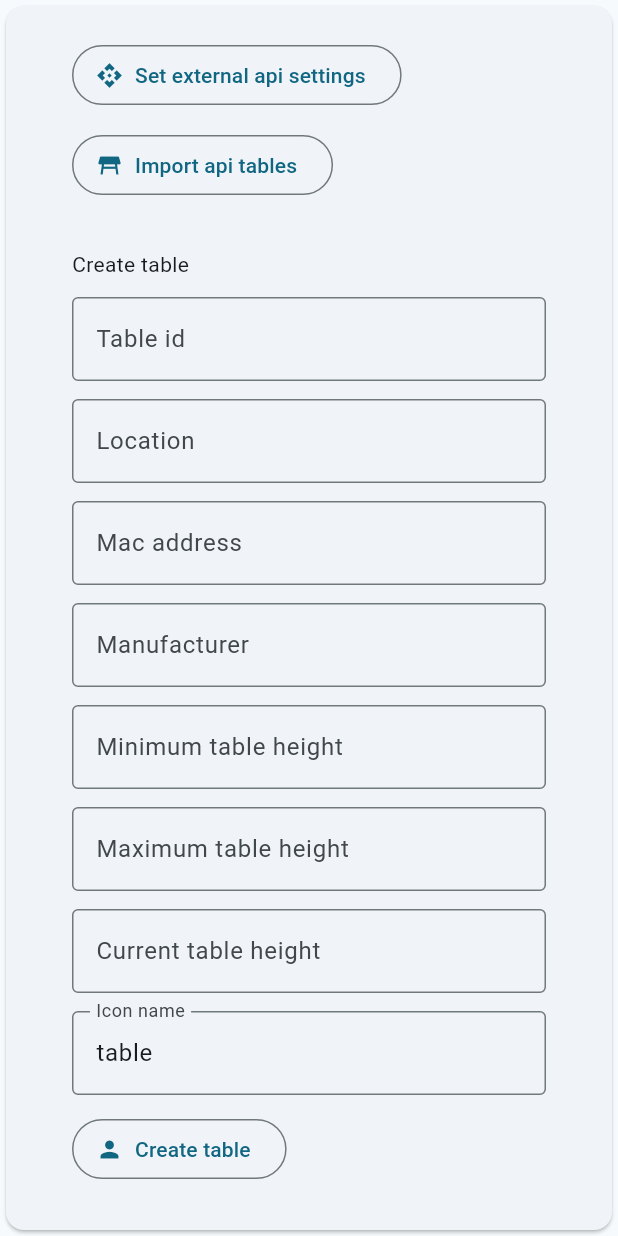
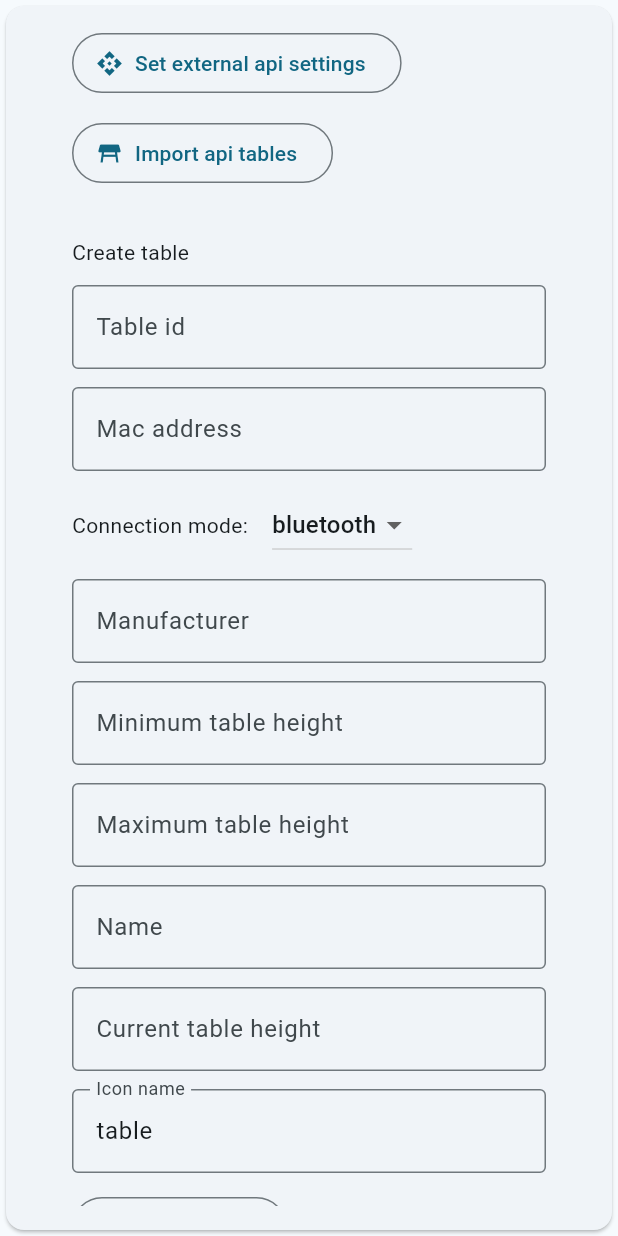
Before and after one commit to ArGeIgJuNiVi/masasas-app, a Flutter app: the Admin widget shown alone on an empty page, opened directly with empty values, scrolled down 1152 dp, after a tap on "Set external api settings", on a phone screen of 412 x 824 dp. Run offline on Flutter 3.47's test engine with Material 3 defaults, Android fonts, the phone set to English and light mode, and no system bars; our stand-ins replace fl_chart, flutter_svg, shared_preferences, wakelock_plus; missing offline and left inert: nfc_manager; accounts and stored records are empty; network calls fail.

Commit message:
interface improvements

```diff
--- a/lib/admin.dart
+++ b/lib/admin.dart
@@ -40,11 +40,12 @@ class _AdminState extends State<Admin> {
   bool _createUserAllowedSelfDeletion = true;
 
   final _createTableID = TextEditingController();
-  final _createTableLocation = TextEditingController();
   final _createTableMacAddress = TextEditingController();
+  var _createTableConnectionMode = "bluetooth";
   final _createTableManufacturer = TextEditingController();
   final _createTableMinHeight = TextEditingController();
   final _createTableMaxHeight = TextEditingController();
+  final _createTableName = TextEditingController();
   final _createTableCurrentHeight = TextEditingController();
   final _createTableIcon = TextEditingController(text: "table");
 
@@ -57,7 +58,7 @@ class _AdminState extends State<Admin> {
 
   final _externalApiKey = TextEditingController();
   final _externalApiUrl = TextEditingController();
-  final _externalApiType = TextEditingController();
+  var _externalApiType = "dummy";
   final _externalApiRequestFrequencySeconds = TextEditingController();
 
   @override
@@ -124,11 +125,12 @@ class _AdminState extends State<Admin> {
     String tableJson;
     try {
       tableJson = newTableJson(
-        _createTableLocation.text,
         _createTableMacAddress.text,
+        _createTableConnectionMode,
         _createTableManufacturer.text,
         num.parse(_createTableMinHeight.text),
         num.parse(_createTableMaxHeight.text),
+        _createTableName.text,
         num.parse(_createTableCurrentHeight.text),
         _createTableIcon.text,
       );
@@ -198,19 +200,23 @@ class _AdminState extends State<Admin> {
   }
 
   void updateExternalApiConfig() async {
-    MasasasResponse setApiKey = await MasasasApi.adminSetExternalApiKey(
-        widget.adminID, widget.adminDailyAccessCode, _externalApiKey.text);
-    MasasasResponse setApiUrl = await MasasasApi.adminSetExternalApiUrl(
-        widget.adminID,
-        widget.adminDailyAccessCode,
-        Uri.parse(_externalApiUrl.text));
+    MasasasResponse setApiKey = _externalApiKey.text.isNotEmpty
+        ? await MasasasApi.adminSetExternalApiKey(
+            widget.adminID, widget.adminDailyAccessCode, _externalApiKey.text)
+        : MasasasResponse("", MasasasResult.ok);
+    MasasasResponse setApiUrl = _externalApiUrl.text.isNotEmpty
+        ? await MasasasApi.adminSetExternalApiUrl(widget.adminID,
+            widget.adminDailyAccessCode, Uri.parse(_externalApiUrl.text))
+        : MasasasResponse("", MasasasResult.ok);
     MasasasResponse setApiType = await MasasasApi.adminSetExternalApiType(
-        widget.adminID, widget.adminDailyAccessCode, _externalApiType.text);
+        widget.adminID, widget.adminDailyAccessCode, _externalApiType);
     MasasasResponse setApiRequestFrequencySeconds =
-        await MasasasApi.adminSetExternalApiRequestFrequencySeconds(
-            widget.adminID,
-            widget.adminDailyAccessCode,
-            num.parse(_externalApiRequestFrequencySeconds.text));
+        _externalApiRequestFrequencySeconds.text.isNotEmpty
+            ? await MasasasApi.adminSetExternalApiRequestFrequencySeconds(
+                widget.adminID,
+                widget.adminDailyAccessCode,
+                num.parse(_externalApiRequestFrequencySeconds.text))
+            : MasasasResponse("", MasasasResult.ok);
 
     switch ((
       setApiKey.result,
@@ -463,12 +469,26 @@ class _AdminState extends State<Admin> {
                           ),
                           controller: _externalApiUrl,
                         ),
-                        TextField(
-                          decoration: const InputDecoration(
-                            labelText: 'Type',
-                            border: OutlineInputBorder(),
-                          ),
-                          controller: _externalApiType,
+                        Row(
+                          children: [
+                            const Text("Api type:"),
+                            Padding(
+                              padding: const EdgeInsets.only(left: 16.0),
+                              child: DropdownButton(
+                                value: _externalApiType,
+                                items: const [
+                                  DropdownMenuItem(
+                                      value: "dummy", child: Text("dummy")),
+                                  DropdownMenuItem(
+                                      value: "Kr64", child: Text("Kr64")),
+                                ],
+                                onChanged: (String? val) => setState(
+                                  () => _externalApiType =
+                                      val ?? _externalApiType,
+                                ),
+                              ),
+                            ),
+                          ],
                         ),
                         TextField(
                           controller: _externalApiRequestFrequencySeconds,
@@ -519,17 +539,32 @@ class _AdminState extends State<Admin> {
                         ),
                         TextField(
                           decoration: const InputDecoration(
-                            labelText: 'Location',
-                            border: OutlineInputBorder(),
-                          ),
-                          controller: _createTableLocation,
-                        ),
-                        TextField(
-                          decoration: const InputDecoration(
                             labelText: 'Mac address',
                             border: OutlineInputBorder(),
                           ),
                           controller: _createTableMacAddress,
+                        ),
+                        Row(
+                          children: [
+                            const Text("Connection mode:"),
+                            Padding(
+                              padding: const EdgeInsets.only(left: 16.0),
+                              child: DropdownButton(
+                                value: _createTableConnectionMode,
+                                items: const [
+                                  DropdownMenuItem(
+                                      value: "bluetooth",
+                                      child: Text("bluetooth")),
+                                  DropdownMenuItem(
+                                      value: "api", child: Text("api")),
+                                ],
+                                onChanged: (String? val) => setState(
+                                  () => _createTableConnectionMode =
+                                      val ?? _createTableConnectionMode,
+                                ),
+                              ),
+                            ),
+                          ],
                         ),
                         TextField(
                           decoration: const InputDecoration(
@@ -565,6 +600,13 @@ class _AdminState extends State<Admin> {
                             labelText: "Maximum table height",
                             border: OutlineInputBorder(),
                           ),
+                        ),
+                        TextField(
+                          decoration: const InputDecoration(
+                            labelText: 'Name',
+                            border: OutlineInputBorder(),
+                          ),
+                          controller: _createTableName,
                         ),
                         TextField(
                           controller: _createTableCurrentHeight,
--- a/lib/homepage.dart
+++ b/lib/homepage.dart
@@ -237,7 +237,7 @@ class _HomepageState extends State<Homepage> {
                     itemCount: _tables!.length,
                     itemBuilder: (context, index) => ListTile(
                       leading: deskIcon[_tables![index]["Data"]["Icon"]],
-                      title: Text(_tables![index]["Data"]["Location"]),
+                      title: Text(_tables![index]["Data"]["Name"]),
                       subtitle: Text(_tables![index]["ID"]),
                       onTap: () => selectTable(_tables![index]["ID"],
                           _tables![index]["DailyAccessCode"]),
--- a/lib/masasas_api/api_json.dart
+++ b/lib/masasas_api/api_json.dart
@@ -25,23 +25,25 @@ Future<String> newUserJson(
 /// Returns the json representation of an [UnsecuredTable] (server type)
 /// used in the [MasasasAPI.adminCreateTable] method
 String newTableJson(
-  String location,
   String macAddress,
+  String connectionMode,
   String manufacturer,
   num minHeight,
-  num maxHeight, [
+  num maxHeight,
+  String name, [
   num? currentHeight,
   String icon = "table",
 ]) =>
     """
 {
   "Data": {
-    "Location": "$location",
     "MacAddress": "$macAddress",
+    "ConnectionMode": "$connectionMode",
     "Manufacturer": "$manufacturer",
     "MinHeight": $minHeight,
     "MaxHeight": $maxHeight,
     "CurrentHeight": ${currentHeight ?? minHeight},
+    "Name": "$name",
     "Icon": "$icon"
   }
 }
--- a/lib/table_manager.dart
+++ b/lib/table_manager.dart
@@ -233,7 +233,7 @@ class _TableManagerState extends State<TableManager> {
                   child: Text.rich(
                     textAlign: TextAlign.center,
                     TextSpan(
-                      text: "${_selectedTableData!["Data"]["Location"]}\n",
+                      text: "${_selectedTableData!["Data"]["Name"]}\n",
                       style: const TextStyle(
                           fontSize: 20, fontStyle: FontStyle.italic),
                       children: [
--- a/lib/user_stats.dart
+++ b/lib/user_stats.dart
@@ -110,8 +110,8 @@ class UserStats extends StatefulWidget {
 
   final Map<String, SessionStats> sessions;
   final String currentSession;
-  final double min;
-  final double max;
+  final num min;
+  final num max;
 
   @override
   State<UserStats> createState() => _UserStatsState();
```
